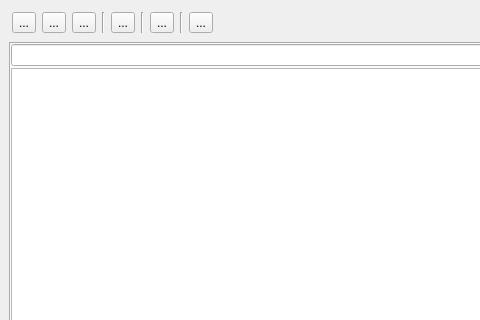
Above: python/plugins/processing/ui/DlgModeler.ui from qgis/QGIS before the change; both pictures show x 0 to 480 and y 0 to 320 of the 1000 by 600 pixel window. Below: the same form after it.
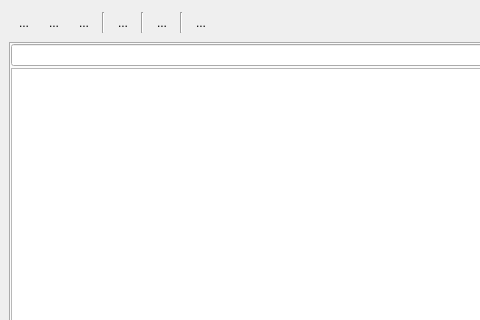
That is the form after the change. Custom widgets are drawn as their Qt base class.

Commit message: [processing] set autoRaise to True for toolbutton in script and modeler dialog

Diff of the .ui file:
```diff
--- a/python/plugins/processing/ui/DlgModeler.ui
+++ b/python/plugins/processing/ui/DlgModeler.ui
@@ -36,6 +36,9 @@
        <property name="text">
         <string>...</string>
        </property>
+       <property name="autoRaise">
+        <bool>true</bool>
+       </property>
       </widget>
      </item>
      <item>
@@ -46,6 +49,9 @@
        <property name="text">
         <string>...</string>
        </property>
+       <property name="autoRaise">
+        <bool>true</bool>
+       </property>
       </widget>
      </item>
      <item>
@@ -56,6 +62,9 @@
        <property name="text">
         <string>...</string>
        </property>
+       <property name="autoRaise">
+        <bool>true</bool>
+       </property>
       </widget>
      </item>
      <item>
@@ -73,6 +82,9 @@
        <property name="text">
         <string>...</string>
        </property>
+       <property name="autoRaise">
+        <bool>true</bool>
+       </property>
       </widget>
      </item>
      <item>
@@ -90,6 +102,9 @@
        <property name="text">
         <string>...</string>
        </property>
+       <property name="autoRaise">
+        <bool>true</bool>
+       </property>
       </widget>
      </item>
      <item>
@@ -107,6 +122,9 @@
        <property name="text">
         <string>...</string>
        </property>
+       <property name="autoRaise">
+        <bool>true</bool>
+       </property>
       </widget>
      </item>
      <item>
```
The commit also changes 1 other file.
